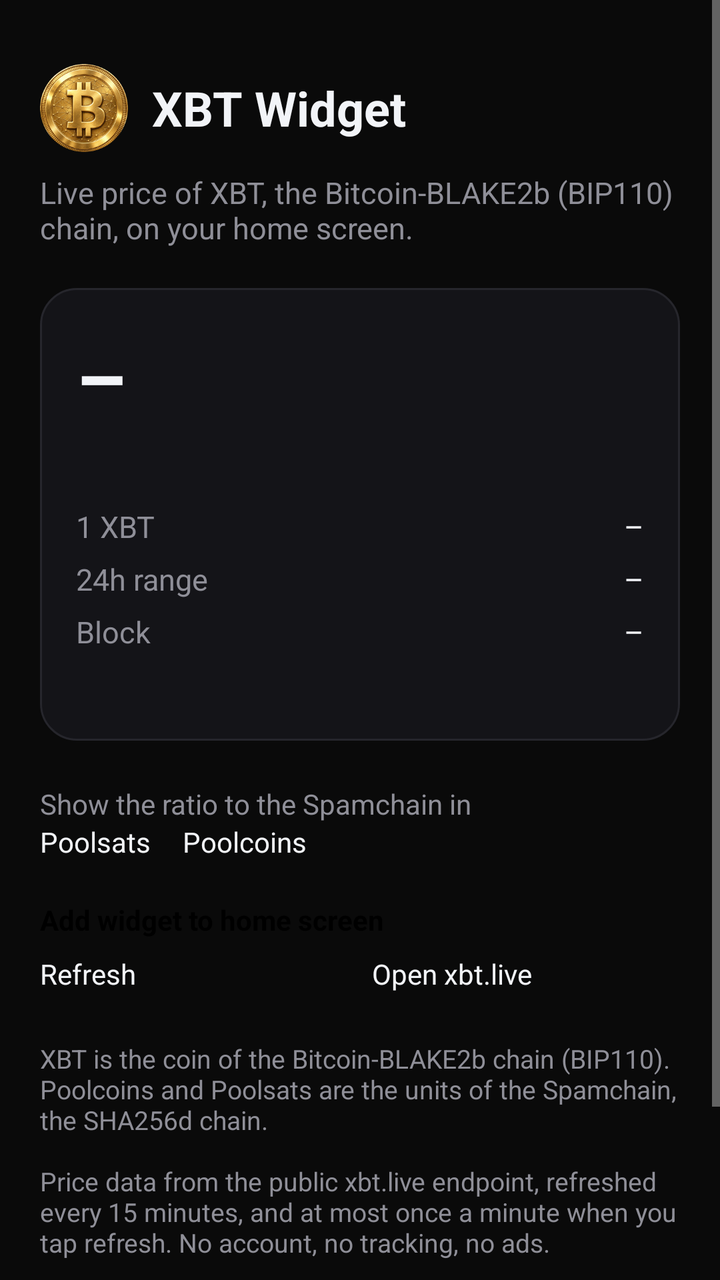
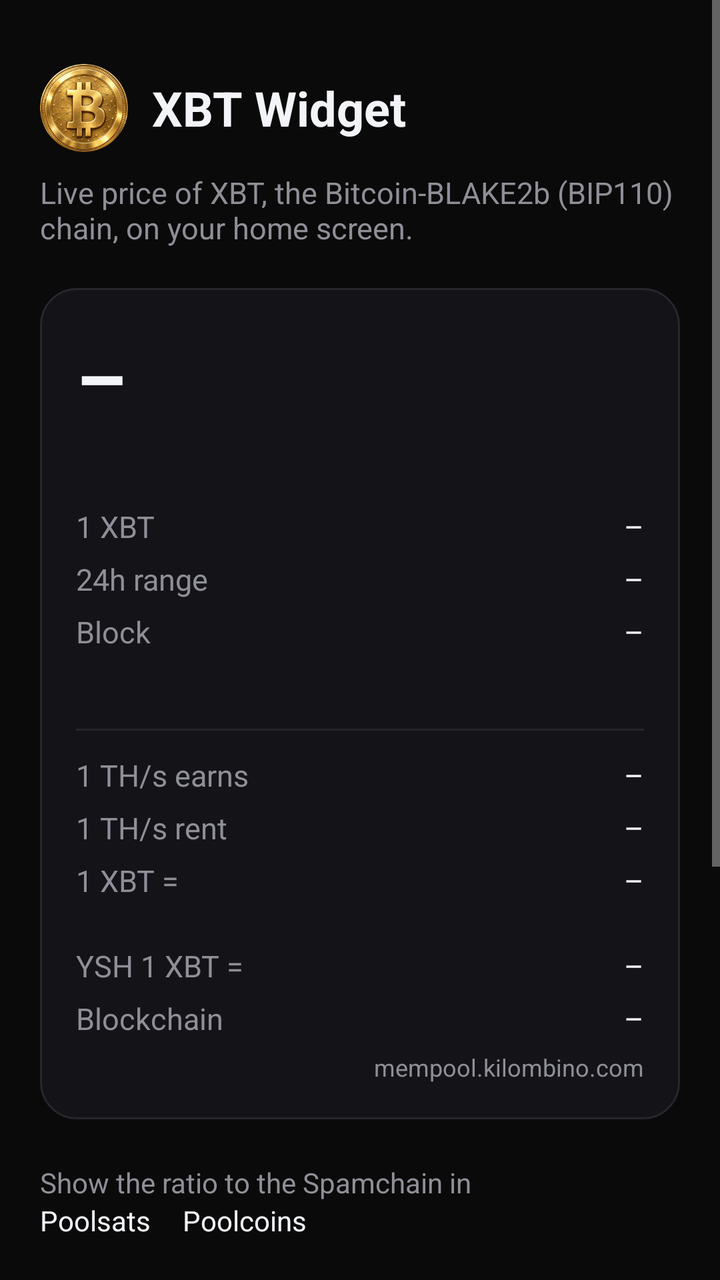

Two renders of the same Android screen: before a commit and after it. Below are the layout's source before the change and the commit's diff.
<!-- AndroidManifest.xml: application theme Theme.XbtWidget -->
<!-- res/layout/activity_main.xml -->
<?xml version="1.0" encoding="utf-8"?>
<ScrollView xmlns:android="http://schemas.android.com/apk/res/android"
    android:layout_width="match_parent"
    android:layout_height="match_parent"
    android:background="@color/bg"
    android:fillViewport="true">
    <LinearLayout
        android:layout_width="match_parent"
        android:layout_height="wrap_content"
        android:orientation="vertical"
        android:padding="20dp">

        <LinearLayout
            android:layout_width="match_parent"
            android:layout_height="wrap_content"
            android:layout_marginTop="12dp"
            android:gravity="center_vertical"
            android:orientation="horizontal">
            <ImageView
                android:layout_width="44dp"
                android:layout_height="44dp"
                android:src="@drawable/logo_round"
                android:contentDescription="@null" />
            <TextView
                android:layout_width="wrap_content"
                android:layout_height="wrap_content"
                android:layout_marginStart="12dp"
                android:text="@string/app_name"
                android:textColor="@color/ink"
                android:textSize="24sp"
                android:textStyle="bold" />
        </LinearLayout>

        <TextView
            android:layout_width="match_parent"
            android:layout_height="wrap_content"
            android:layout_marginTop="10dp"
            android:text="@string/subtitle"
            android:textColor="@color/muted"
            android:textSize="15sp" />

        <LinearLayout
            android:layout_width="match_parent"
            android:layout_height="wrap_content"
            android:layout_marginTop="20dp"
            android:background="@drawable/card_bg"
            android:orientation="vertical"
            android:padding="18dp">
            <TextView
                android:id="@+id/price"
                android:layout_width="match_parent"
                android:layout_height="wrap_content"
                android:text="–"
                android:textColor="@color/ink"
                android:textSize="40sp"
                android:textStyle="bold" />
            <TextView
                android:id="@+id/change"
                android:layout_width="match_parent"
                android:layout_height="wrap_content"
                android:layout_marginBottom="10dp"
                android:textColor="@color/muted"
                android:textSize="16sp"
                android:textStyle="bold" />
            <LinearLayout
                android:layout_width="match_parent"
                android:layout_height="wrap_content"
                android:layout_marginTop="6dp"
                android:orientation="horizontal">
                <TextView
                    android:layout_width="wrap_content"
                    android:layout_height="wrap_content"
                    android:text="@string/label_ratio"
                    android:textColor="@color/muted"
                    android:textSize="15sp" />
                <TextView
                    android:id="@+id/ratio"
                    android:layout_width="0dp"
                    android:layout_height="wrap_content"
                    android:layout_weight="1"
                    android:gravity="end"
                    android:text="–"
                    android:textColor="@color/ink"
                    android:textSize="15sp" />
            </LinearLayout>
            <LinearLayout
                android:layout_width="match_parent"
                android:layout_height="wrap_content"
                android:layout_marginTop="6dp"
                android:orientation="horizontal">
                <TextView
                    android:layout_width="wrap_content"
                    android:layout_height="wrap_content"
                    android:text="@string/label_range"
                    android:textColor="@color/muted"
                    android:textSize="15sp" />
                <TextView
                    android:id="@+id/range"
                    android:layout_width="0dp"
                    android:layout_height="wrap_content"
                    android:layout_weight="1"
                    android:gravity="end"
                    android:text="–"
                    android:textColor="@color/ink"
                    android:textSize="15sp" />
            </LinearLayout>
            <LinearLayout
                android:layout_width="match_parent"
                android:layout_height="wrap_content"
                android:layout_marginTop="6dp"
                android:orientation="horizontal">
                <TextView
                    android:layout_width="wrap_content"
                    android:layout_height="wrap_content"
                    android:text="@string/label_block"
                    android:textColor="@color/muted"
                    android:textSize="15sp" />
                <TextView
                    android:id="@+id/block"
                    android:layout_width="0dp"
                    android:layout_height="wrap_content"
                    android:layout_weight="1"
                    android:gravity="end"
                    android:text="–"
                    android:textColor="@color/ink"
                    android:textSize="15sp" />
            </LinearLayout>
            <TextView
                android:id="@+id/updated"
                android:layout_width="match_parent"
                android:layout_height="wrap_content"
                android:layout_marginTop="10dp"
                android:gravity="end"
                android:textColor="@color/muted"
                android:textSize="12sp" />
        </LinearLayout>

        <TextView
            android:layout_width="match_parent"
            android:layout_height="wrap_content"
            android:layout_marginTop="22dp"
            android:text="@string/unit_title"
            android:textColor="@color/muted"
            android:textSize="14sp" />
        <RadioGroup
            android:id="@+id/units"
            android:layout_width="match_parent"
            android:layout_height="wrap_content"
            android:orientation="horizontal">
            <RadioButton
                android:id="@+id/unit_poolsats"
                android:layout_width="wrap_content"
                android:layout_height="wrap_content"
                android:buttonTint="@color/accent"
                android:text="@string/poolsats"
                android:textColor="@color/ink" />
            <RadioButton
                android:id="@+id/unit_poolcoins"
                android:layout_width="wrap_content"
                android:layout_height="wrap_content"
                android:layout_marginStart="16dp"
                android:buttonTint="@color/accent"
                android:text="@string/poolcoins"
                android:textColor="@color/ink" />
        </RadioGroup>

        <Button
            android:id="@+id/btn_pin"
            android:layout_width="match_parent"
            android:layout_height="wrap_content"
            android:layout_marginTop="20dp"
            android:backgroundTint="@color/accent"
            android:text="@string/add_widget"
            android:textColor="#FF000000"
            android:textStyle="bold" />
        <TextView
            android:id="@+id/pin_hint"
            android:layout_width="match_parent"
            android:layout_height="wrap_content"
            android:layout_marginTop="16dp"
            android:text="@string/pin_hint"
            android:textColor="@color/ink"
            android:textSize="14sp"
            android:visibility="gone" />
        <LinearLayout
            android:layout_width="match_parent"
            android:layout_height="wrap_content"
            android:layout_marginTop="8dp"
            android:orientation="horizontal">
            <Button
                android:id="@+id/btn_refresh"
                android:layout_width="0dp"
                android:layout_height="wrap_content"
                android:layout_weight="1"
                android:layout_marginEnd="6dp"
                android:backgroundTint="@color/card"
                android:text="@string/refresh"
                android:textColor="@color/ink" />
            <Button
                android:id="@+id/btn_site"
                android:layout_width="0dp"
                android:layout_height="wrap_content"
                android:layout_weight="1"
                android:layout_marginStart="6dp"
                android:backgroundTint="@color/card"
                android:text="@string/open_site"
                android:textColor="@color/ink" />
        </LinearLayout>

        <TextView
            android:layout_width="match_parent"
            android:layout_height="wrap_content"
            android:layout_marginTop="24dp"
            android:text="@string/about"
            android:textColor="@color/muted"
            android:textSize="13sp" />
        <TextView
            android:id="@+id/version"
            android:layout_width="match_parent"
            android:layout_height="wrap_content"
            android:layout_marginTop="16dp"
            android:layout_marginBottom="12dp"
            android:textColor="@color/muted"
            android:textSize="12sp" />
    </LinearLayout>
</ScrollView>
<!-- resources referenced by this layout -->
<resources>
  <color name="accent">#FFF7931A</color>
  <color name="bg">#FF0A0A0A</color>
  <color name="card">#FF141418</color>
  <color name="ink">#FFF2F4F8</color>
  <color name="muted">#FF8F8F98</color>
  <!-- drawable card_bg (drawable) -->
  <?xml version="1.0" encoding="utf-8"?>
  <shape xmlns:android="http://schemas.android.com/apk/res/android" android:shape="rectangle">
      <solid android:color="@color/card" />
      <stroke android:width="1dp" android:color="@color/line" />
      <corners android:radius="18dp" />
  </shape>
  <!-- drawable logo_round: png bitmap (drawable-nodpi, 81965 bytes) -->
  <string name="about">XBT is the coin of the Bitcoin-BLAKE2b chain (BIP110). Poolcoins and Poolsats are the units of the Spamchain, the SHA256d chain.\n\nPrice data from the public xbt.live endpoint, refreshed every 15 minutes, and at most once a minute when you tap refresh. No account, no tracking, no ads.\n\nNot financial advice. Prices come from public exchange data and can be delayed or wrong.</string>
  <string name="add_widget">Add widget to home screen</string>
  <string name="app_name">XBT Widget</string>
  <string name="label_block">Block</string>
  <string name="label_range">24h range</string>
  <string name="label_ratio">1 XBT</string>
  <string name="open_site">Open xbt.live</string>
  <string name="pin_hint">To add it: long-press your home screen, tap Widgets and pick XBT Widget.</string>
  <string name="poolcoins">Poolcoins</string>
  <string name="poolsats">Poolsats</string>
  <string name="refresh">Refresh</string>
  <string name="subtitle">Live price of XBT, the Bitcoin-BLAKE2b (BIP110) chain, on your home screen.</string>
  <string name="unit_title">Show the ratio to the Spamchain in</string>
  <style name="Theme.XbtWidget" parent="android:Theme.Material.NoActionBar">
          <item name="android:windowBackground">@color/bg</item>
          <item name="android:statusBarColor">@color/bg</item>
          <item name="android:navigationBarColor">@color/bg</item>
          <item name="android:colorAccent">@color/accent</item>
          <item name="android:textColorPrimary">@color/ink</item>
      </style>
  <color name="line">#FF26262C</color>
</resources>

<!-- the commit's change to res/layout/activity_main.xml (unified diff, before → after) -->
@@ -133,6 +133,137 @@
                 android:gravity="end"
                 android:textColor="@color/muted"
                 android:textSize="12sp" />
+            <TextView
+                android:layout_width="match_parent"
+                android:layout_height="1dp"
+                android:layout_marginTop="12dp"
+                android:layout_marginBottom="6dp"
+                android:background="@color/line" />
+            <LinearLayout
+                android:layout_width="match_parent"
+                android:layout_height="wrap_content"
+                android:layout_marginTop="6dp"
+                android:orientation="horizontal">
+                <TextView
+                    android:layout_width="wrap_content"
+                    android:layout_height="wrap_content"
+                    android:text="@string/label_earns"
+                    android:textColor="@color/muted"
+                    android:textSize="15sp" />
+                <TextView
+                    android:id="@+id/earns"
+                    android:layout_width="0dp"
+                    android:layout_height="wrap_content"
+                    android:layout_weight="1"
+                    android:layout_marginStart="10dp"
+                    android:gravity="end"
+                    android:text="–"
+                    android:textColor="@color/ink"
+                    android:textSize="15sp" />
+            </LinearLayout>
+            <LinearLayout
+                android:layout_width="match_parent"
+                android:layout_height="wrap_content"
+                android:layout_marginTop="6dp"
+                android:orientation="horizontal">
+                <TextView
+                    android:layout_width="wrap_content"
+                    android:layout_height="wrap_content"
+                    android:text="@string/label_rent"
+                    android:textColor="@color/muted"
+                    android:textSize="15sp" />
+                <TextView
+                    android:id="@+id/rent"
+                    android:layout_width="0dp"
+                    android:layout_height="wrap_content"
+                    android:layout_weight="1"
+                    android:layout_marginStart="10dp"
+                    android:gravity="end"
+                    android:text="–"
+                    android:textColor="@color/ink"
+                    android:textSize="15sp" />
+            </LinearLayout>
+            <LinearLayout
+                android:layout_width="match_parent"
+                android:layout_height="wrap_content"
+                android:layout_marginTop="6dp"
+                android:orientation="horizontal">
+                <TextView
+                    android:layout_width="wrap_content"
+                    android:layout_height="wrap_content"
+                    android:text="@string/label_kwh"
+                    android:textColor="@color/muted"
+                    android:textSize="15sp" />
+                <TextView
+                    android:id="@+id/kwh"
+                    android:layout_width="0dp"
+                    android:layout_height="wrap_content"
+                    android:layout_weight="1"
+                    android:layout_marginStart="10dp"
+                    android:gravity="end"
+                    android:text="–"
+                    android:textColor="@color/ink"
+                    android:textSize="15sp" />
+            </LinearLayout>
+            <TextView
+                android:id="@+id/kwh_miner"
+                android:layout_width="match_parent"
+                android:layout_height="wrap_content"
+                android:gravity="end"
+                android:textColor="@color/muted"
+                android:textSize="12sp" />
+            <LinearLayout
+                android:layout_width="match_parent"
+                android:layout_height="wrap_content"
+                android:layout_marginTop="6dp"
+                android:orientation="horizontal">
+                <TextView
+                    android:layout_width="wrap_content"
+                    android:layout_height="wrap_content"
+                    android:text="@string/label_ysh"
+                    android:textColor="@color/muted"
+                    android:textSize="15sp" />
+                <TextView
+                    android:id="@+id/ysh"
+                    android:layout_width="0dp"
+                    android:layout_height="wrap_content"
+                    android:layout_weight="1"
+                    android:layout_marginStart="10dp"
+                    android:gravity="end"
+                    android:text="–"
+                    android:textColor="@color/ink"
+                    android:textSize="15sp" />
+            </LinearLayout>
+            <LinearLayout
+                android:layout_width="match_parent"
+                android:layout_height="wrap_content"
+                android:layout_marginTop="6dp"
+                android:orientation="horizontal">
+                <TextView
+                    android:layout_width="wrap_content"
+                    android:layout_height="wrap_content"
+                    android:text="@string/label_chain"
+                    android:textColor="@color/muted"
+                    android:textSize="15sp" />
+                <TextView
+                    android:id="@+id/chain"
+                    android:layout_width="0dp"
+                    android:layout_height="wrap_content"
+                    android:layout_weight="1"
+                    android:layout_marginStart="10dp"
+                    android:gravity="end"
+                    android:text="–"
+                    android:textColor="@color/ink"
+                    android:textSize="15sp" />
+            </LinearLayout>
+            <TextView
+                android:layout_width="match_parent"
+                android:layout_height="wrap_content"
+                android:layout_marginTop="6dp"
+                android:gravity="end"
+                android:text="mempool.kilombino.com"
+                android:textColor="@color/muted"
+                android:textSize="12sp" />
         </LinearLayout>
 
         <TextView
<!-- resource entries referenced after the edit -->
@@ -4,6 +4,7 @@
   <color name="bg">#FF0A0A0A</color>
   <color name="card">#FF141418</color>
   <color name="ink">#FFF2F4F8</color>
+  <color name="line">#FF26262C</color>
   <color name="muted">#FF8F8F98</color>
   <!-- drawable card_bg (drawable) -->
   <?xml version="1.0" encoding="utf-8"?>
@@ -13,12 +14,17 @@
       <corners android:radius="18dp" />
   </shape>
   <!-- drawable logo_round: png bitmap (drawable-nodpi, 81965 bytes) -->
-  <string name="about">XBT is the coin of the Bitcoin-BLAKE2b chain (BIP110). Poolcoins and Poolsats are the units of the Spamchain, the SHA256d chain.\n\nPrice data from the public xbt.live endpoint, refreshed every 15 minutes, and at most once a minute when you tap refresh. No account, no tracking, no ads.\n\nNot financial advice. Prices come from public exchange data and can be delayed or wrong.</string>
+  <string name="about">XBT is the coin of the Bitcoin-BLAKE2b chain (BIP110). Poolcoins and Poolsats are the units of the Spamchain, the SHA256d chain.\n\nPrice data from the public xbt.live endpoint; mining and network data from mempool.kilombino.com. Refreshed every 15 minutes, and at most once a minute when you tap refresh. No account, no tracking, no ads.\n\nNot financial advice. Prices come from public exchange data and can be delayed or wrong.</string>
   <string name="add_widget">Add widget to home screen</string>
   <string name="app_name">XBT Widget</string>
   <string name="label_block">Block</string>
+  <string name="label_chain">Blockchain</string>
+  <string name="label_earns">1 TH/s earns</string>
+  <string name="label_kwh">1 XBT =</string>
   <string name="label_range">24h range</string>
   <string name="label_ratio">1 XBT</string>
+  <string name="label_rent">1 TH/s rent</string>
+  <string name="label_ysh">YSH 1 XBT =</string>
   <string name="open_site">Open xbt.live</string>
   <string name="pin_hint">To add it: long-press your home screen, tap Widgets and pick XBT Widget.</string>
   <string name="poolcoins">Poolcoins</string>
@@ -33,6 +39,5 @@
           <item name="android:colorAccent">@color/accent</item>
           <item name="android:textColorPrimary">@color/ink</item>
       </style>
-  <color name="line">#FF26262C</color>
 </resources>
 
